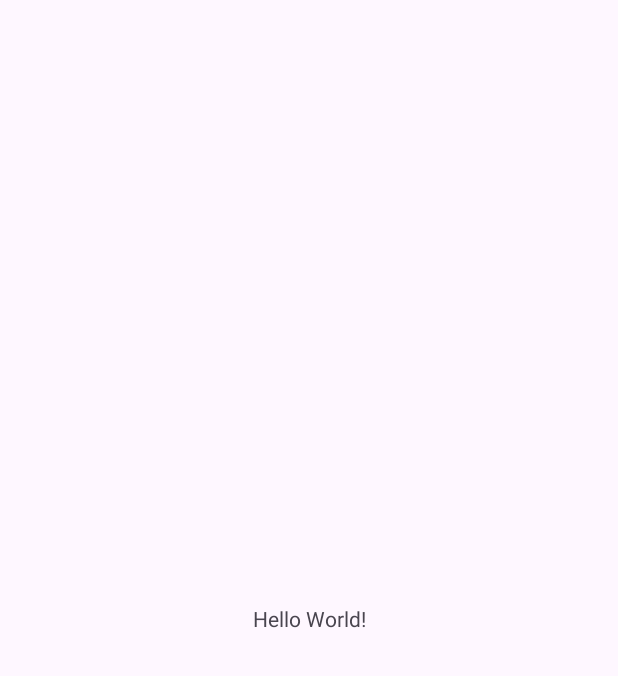
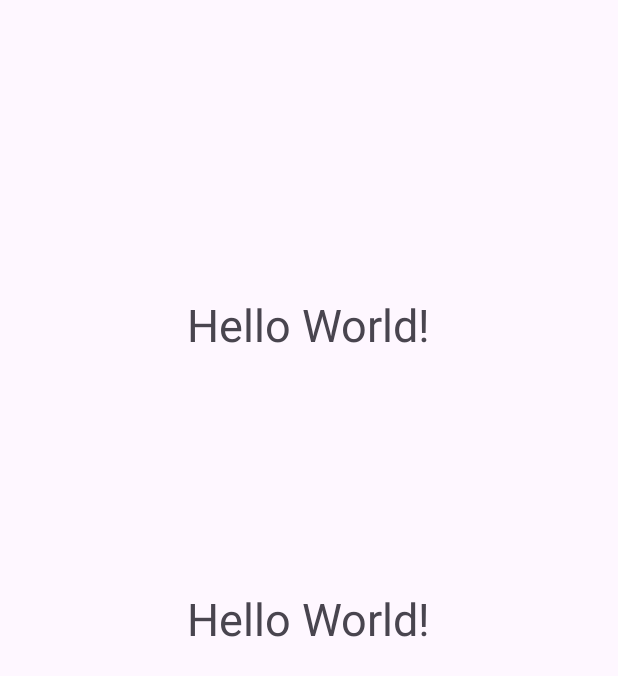
Before and after one commit to MohamedShaban22/TestingGitHub, an Android app: the screen it shows after launch (MainActivity), on a phone screen of 412 x 824 dp. Before the commit the part shown is almost empty. Shown: the top 676 px of the screen. Run offline under Robolectric (Android 15) with nearby library versions, the phone set to English and light mode, and no system bars.

Commit message:
+Adding Feature_B ,adding textView to main Activity

```diff
--- a/app/src/main/res/layout/activity_main.xml
+++ b/app/src/main/res/layout/activity_main.xml
@@ -7,12 +7,26 @@
     tools:context=".MainActivity">
 
     <TextView
+        android:id="@+id/tv_1"
         android:layout_width="wrap_content"
         android:layout_height="wrap_content"
         android:text="Hello World!"
         app:layout_constraintBottom_toBottomOf="parent"
         app:layout_constraintEnd_toEndOf="parent"
         app:layout_constraintStart_toStartOf="parent"
-        app:layout_constraintTop_toTopOf="parent" />
+        app:layout_constraintTop_toTopOf="parent"
+        android:textSize="30sp"
+
+        />
+    <TextView
+        android:layout_width="wrap_content"
+        android:layout_height="wrap_content"
+        android:text="Hello World!"
+        app:layout_constraintBottom_toBottomOf="@id/tv_1"
+        app:layout_constraintEnd_toEndOf="parent"
+        app:layout_constraintStart_toStartOf="parent"
+        app:layout_constraintTop_toTopOf="parent"
+        android:textSize="30sp"
+    />
 
 </androidx.constraintlayout.widget.ConstraintLayout>
```
